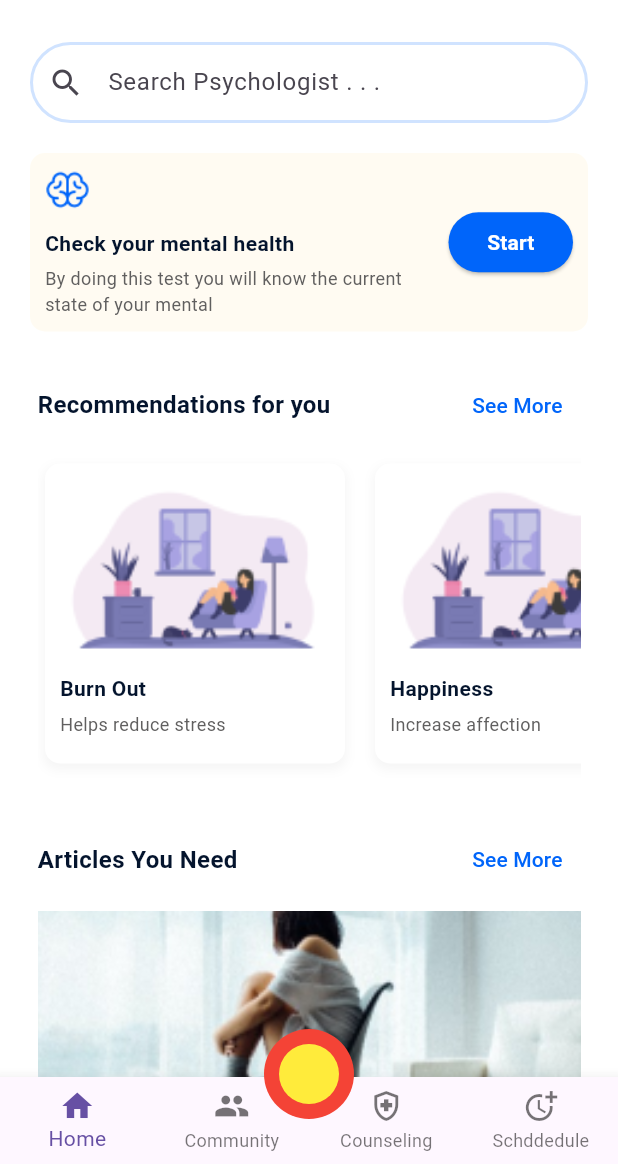
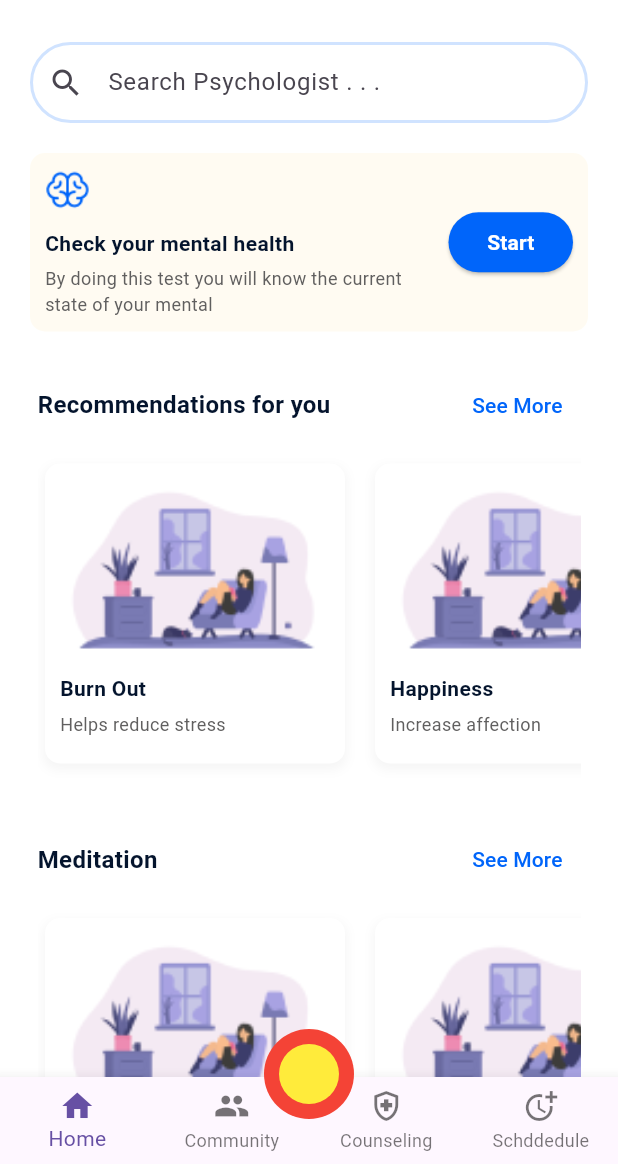
Before and after one commit to muamarzidan/MindWell, a Flutter app: the HomeScreen screen opened by its route, on a phone screen of 412 x 824 dp, the part 72-1236 px from its top. Run offline on Flutter 3.47's test engine with Material 3 defaults, Android fonts, the phone set to English and light mode, and no system bars; our stand-ins replace firebase_auth, firebase_core, font_awesome_flutter, google_sign_in, smooth_page_indicator, youtube_player_flutter; accounts and stored records are empty.

Commit message:
feat: adjust color theme

```diff
--- a/lib/components/appbar.dart
+++ b/lib/components/appbar.dart
@@ -55,7 +55,7 @@
                 fontSize: 15,
                 fontFamily: 'Poppins',
                 fontWeight: FontWeight.bold,
-                color: AppColors.secondaryColor,
+                color: AppColors.primaryFontColor,
               ),
             ),
             Text(
--- a/lib/presentation/article/article.dart
+++ b/lib/presentation/article/article.dart
@@ -36,7 +36,7 @@
                 style: const TextStyle(
                   fontSize: 16,
                   fontWeight: FontWeight.bold,
-                  color: AppColors.secondaryColor,
+                  color: AppColors.primaryFontColor,
                 ),
               ),
               const SizedBox(height: 5),
--- a/lib/presentation/home/home.dart
+++ b/lib/presentation/home/home.dart
@@ -43,7 +43,7 @@
               style: const TextStyle(
                 fontSize: 14,
                 fontWeight: FontWeight.bold,
-                color: AppColors.secondaryColor,
+                color: AppColors.primaryFontColor,
               ),
             ),
             const SizedBox(height: 5),
@@ -87,7 +87,7 @@
                 style: const TextStyle(
                   fontSize: 16,
                   fontWeight: FontWeight.bold,
-                  color: AppColors.secondaryColor,
+                  color: AppColors.primaryFontColor,
                 ),
               ),
               const SizedBox(height: 5),
@@ -182,7 +182,7 @@
                             style: TextStyle(
                               fontSize: 14,
                               fontWeight: FontWeight.bold,
-                              color: AppColors.secondaryColor,
+                              color: AppColors.primaryFontColor,
                             ),
                           ),
                           const SizedBox(height: 5),
@@ -245,7 +245,7 @@
                           style: TextStyle(
                             fontSize: 16,
                             fontWeight: FontWeight.bold,
-                            color: AppColors.secondaryColor,
+                            color: AppColors.primaryFontColor,
                           ),
                         ),
                         TextButton(
@@ -293,6 +293,69 @@
             const SizedBox(height: 20),
             Container(
               width: double.infinity,
+              decoration: BoxDecoration(
+                borderRadius: BorderRadius.circular(10.0),
+              ),
+              child: Padding(
+                padding: const EdgeInsets.all(5.0),
+                child: Column(
+                  crossAxisAlignment: CrossAxisAlignment.start,
+                  children: [
+                    Row(
+                      mainAxisAlignment: MainAxisAlignment.spaceBetween,
+                      children: [
+                        const Text(
+                          'Meditation',
+                          style: TextStyle(
+                            fontSize: 16,
+                            fontWeight: FontWeight.bold,
+                            color: AppColors.primaryFontColor,
+                          ),
+                        ),
+                        TextButton(
+                          onPressed: () {
+                            // Action
+                          },
+                          child: const Text(
+                            'See More',
+                            style: TextStyle(
+                              fontSize: 14,
+                              color: AppColors.primaryColor,
+                            ),
+                          ),
+                        ),
+                      ],
+                    ),
+                    const SizedBox(height: 5),
+                    SingleChildScrollView(
+                      scrollDirection: Axis.horizontal,
+                      padding: const EdgeInsets.fromLTRB(5, 10, 0, 10),
+                      child: Row(
+                        children: [
+                          _cardList(
+                            'assets/images/main/recommendation/comfort.png',
+                            'Everything has limit',
+                            'Helps reduce stress',
+                          ),
+                          _cardList(
+                            'assets/images/main/recommendation/comfort.png',
+                            'Happiness',
+                            'Increase affection',
+                          ),
+                          _cardList(
+                            'assets/images/main/recommendation/comfort.png',
+                            'Konsentrasi',
+                            'Provide support for mental',
+                          ),
+                        ],
+                      ),
+                    ),
+                  ],
+                ),
+              ),
+            ),
+            Container(
+              width: double.infinity,
               child: Padding(
                 padding: const EdgeInsets.all(5.0),
                 child: Column(
@@ -306,7 +369,7 @@
                           style: TextStyle(
                             fontSize: 16,
                             fontWeight: FontWeight.bold,
-                            color: AppColors.secondaryColor,
+                            color: AppColors.primaryFontColor,
                           ),
                         ),
                         TextButton(
--- a/lib/theme/color.dart
+++ b/lib/theme/color.dart
@@ -2,7 +2,6 @@
 
 class AppColors {
   static const Color primaryColor = Color(0xFF0065FA);
-  static const Color secondaryColor = Color(0xFF04142D);
 
   static const Color descriptionColor = Color(0xFF605F5F);
   static const Color backgroundComponentColor = Color.fromARGB(186, 255, 250, 237);
```
Also changed, not shown: lib/presentation/physical/physical.dart (added, +212 -0 lines).
